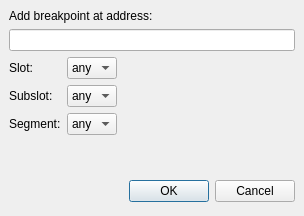
Qt form src/BreakpointDialog.ui (openMSX/debugger) before a commit.
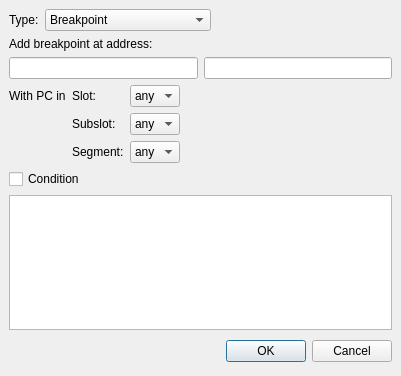
The same form after that commit.

Commit message: Reworked breakpoint system to also support watchpoints and conditions. This commit requires openmsx revision 12580!

The edit to the form file:
```diff
--- a/src/BreakpointDialog.ui
+++ b/src/BreakpointDialog.ui
@@ -6,12 +6,12 @@
    <rect>
     <x>0</x>
     <y>0</y>
-    <width>304</width>
-    <height>216</height>
+    <width>401</width>
+    <height>376</height>
    </rect>
   </property>
   <property name="sizePolicy">
-   <sizepolicy hsizetype="Preferred" vsizetype="Fixed">
+   <sizepolicy hsizetype="Preferred" vsizetype="Preferred">
     <horstretch>0</horstretch>
     <verstretch>0</verstretch>
    </sizepolicy>
@@ -35,7 +35,65 @@
       <number>0</number>
      </property>
      <item>
-      <widget class="QLabel" name="label">
+      <layout class="QHBoxLayout" name="horizontalLayout_2">
+       <item>
+        <widget class="QLabel" name="label_5">
+         <property name="text">
+          <string>Type:</string>
+         </property>
+        </widget>
+       </item>
+       <item>
+        <widget class="QComboBox" name="cmbxType">
+         <item>
+          <property name="text">
+           <string>Breakpoint</string>
+          </property>
+         </item>
+         <item>
+          <property name="text">
+           <string>Memory read watchpoint</string>
+          </property>
+         </item>
+         <item>
+          <property name="text">
+           <string>Memory write watchpoint</string>
+          </property>
+         </item>
+         <item>
+          <property name="text">
+           <string>IO read watchpoint</string>
+          </property>
+         </item>
+         <item>
+          <property name="text">
+           <string>IO write watchpoint</string>
+          </property>
+         </item>
+         <item>
+          <property name="text">
+           <string>Condition</string>
+          </property>
+         </item>
+        </widget>
+       </item>
+       <item>
+        <spacer name="horizontalSpacer">
+         <property name="orientation">
+          <enum>Qt::Horizontal</enum>
+         </property>
+         <property name="sizeHint" stdset="0">
+          <size>
+           <width>40</width>
+           <height>20</height>
+          </size>
+         </property>
+        </spacer>
+       </item>
+      </layout>
+     </item>
+     <item>
+      <widget class="QLabel" name="lblAddress">
        <property name="sizePolicy">
         <sizepolicy hsizetype="Preferred" vsizetype="Fixed">
          <horstretch>0</horstretch>
@@ -48,7 +106,14 @@
       </widget>
      </item>
      <item>
-      <widget class="QLineEdit" name="edtAddress"/>
+      <layout class="QHBoxLayout" name="horizontalLayout">
+       <item>
+        <widget class="QLineEdit" name="edtAddress"/>
+       </item>
+       <item>
+        <widget class="QLineEdit" name="edtAddressRange"/>
+       </item>
+      </layout>
      </item>
     </layout>
    </item>
@@ -60,7 +125,7 @@
      <property name="spacing">
       <number>6</number>
      </property>
-     <item row="2" column="1">
+     <item row="2" column="2">
       <widget class="QComboBox" name="cmbxSegment">
        <item>
         <property name="text">
@@ -69,8 +134,8 @@
        </item>
       </widget>
      </item>
-     <item row="1" column="0">
-      <widget class="QLabel" name="label_3">
+     <item row="1" column="1">
+      <widget class="QLabel" name="lblSubslot">
        <property name="text">
         <string>Subslot:</string>
        </property>
@@ -79,8 +144,8 @@
        </property>
       </widget>
      </item>
-     <item row="2" column="0">
-      <widget class="QLabel" name="label_4">
+     <item row="2" column="1">
+      <widget class="QLabel" name="lblSegment">
        <property name="text">
         <string>Segment:</string>
        </property>
@@ -89,7 +154,7 @@
        </property>
       </widget>
      </item>
-     <item row="1" column="1">
+     <item row="1" column="2">
       <widget class="QComboBox" name="cmbxSubslot">
        <item>
         <property name="text">
@@ -118,8 +183,8 @@
        </item>
       </widget>
      </item>
-     <item row="0" column="0">
-      <widget class="QLabel" name="label_2">
+     <item row="0" column="1">
+      <widget class="QLabel" name="lblSlot">
        <property name="text">
         <string>Slot:</string>
        </property>
@@ -128,7 +193,7 @@
        </property>
       </widget>
      </item>
-     <item row="0" column="1">
+     <item row="0" column="2">
       <widget class="QComboBox" name="cmbxSlot">
        <item>
         <property name="text">
@@ -157,7 +222,7 @@
        </item>
       </widget>
      </item>
-     <item row="1" column="2">
+     <item row="1" column="3">
       <spacer>
        <property name="orientation">
         <enum>Qt::Horizontal</enum>
@@ -170,20 +235,38 @@
        </property>
       </spacer>
      </item>
+     <item row="0" column="0">
+      <widget class="QLabel" name="lblInSlot">
+       <property name="text">
+        <string>With PC in</string>
+       </property>
+      </widget>
+     </item>
     </layout>
    </item>
    <item>
-    <spacer>
-     <property name="orientation">
-      <enum>Qt::Vertical</enum>
-     </property>
-     <property name="sizeHint" stdset="0">
-      <size>
-       <width>20</width>
-       <height>5</height>
-      </size>
-     </property>
-    </spacer>
+    <layout class="QVBoxLayout" name="verticalLayout">
+     <item>
+      <widget class="QCheckBox" name="cbCondition">
+       <property name="text">
+        <string>Condition</string>
+       </property>
+      </widget>
+     </item>
+     <item>
+      <widget class="QTextEdit" name="txtCondition">
+       <property name="enabled">
+        <bool>true</bool>
+       </property>
+       <property name="minimumSize">
+        <size>
+         <width>0</width>
+         <height>48</height>
+        </size>
+       </property>
+      </widget>
+     </item>
+    </layout>
    </item>
    <item>
     <layout class="QHBoxLayout">
```
Left out of the diff: 4 changed lines with no effect on the pictures. The commit also changes 13 other files.
